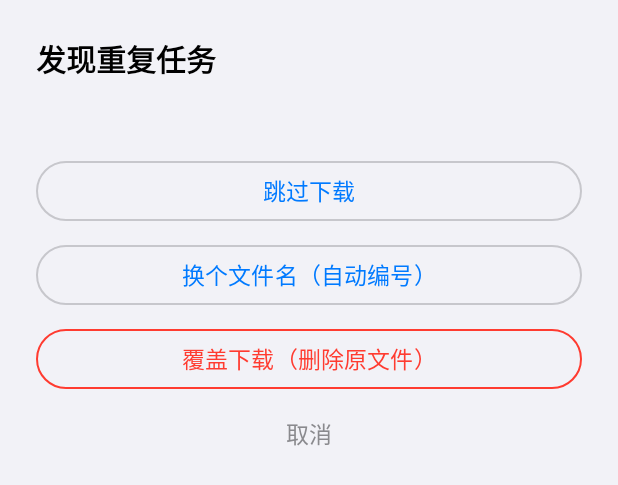
After one commit to asd299/mdm, an Android app: the layout dialog_conflict.xml on its own in the app's theme, with its tools: preview values and no code run, on a phone screen of 412 x 824 dp. The commit adds this screen. Shown: the top 485 px of the screen. Run offline under Robolectric (Android 15) with nearby library versions, the phone set to English and light mode, and no system bars.

Commit message:
feat: 冲突选择改用自定义弹窗
- setItems 在 Material 主题下按钮区高度不可控、长文案会被截断，改为独立布局：
  标题 + 冲突详情 + 跳过下载 / 换个文件名 / 覆盖下载（红色危险色）+ 取消，按钮高度自适应
- 覆盖下载文案精简为「覆盖下载（删除原文件）」，避免换行裁切
- 取消按钮使用本地化文案「取消」，不再出现英文 Cancel
- ScreenshotTest 增加冲突弹窗渲染，按内容高度出图

```diff
--- /dev/null
+++ b/app/src/main/res/layout/dialog_conflict.xml
@@ -0,0 +1,76 @@
+<?xml version="1.0" encoding="utf-8"?>
+<LinearLayout xmlns:android="http://schemas.android.com/apk/res/android"
+    xmlns:app="http://schemas.android.com/apk/res-auto"
+    android:layout_width="match_parent"
+    android:layout_height="wrap_content"
+    android:orientation="vertical"
+    android:paddingStart="24dp"
+    android:paddingTop="24dp"
+    android:paddingEnd="24dp"
+    android:paddingBottom="12dp">
+
+    <TextView
+        android:id="@+id/tvConflictTitle"
+        android:layout_width="match_parent"
+        android:layout_height="wrap_content"
+        android:text="@string/conflict_title"
+        android:textColor="@color/ios_label"
+        android:textSize="20sp"
+        android:textStyle="bold" />
+
+    <TextView
+        android:id="@+id/tvConflictMsg"
+        android:layout_width="match_parent"
+        android:layout_height="wrap_content"
+        android:layout_marginTop="10dp"
+        android:lineSpacingExtra="4dp"
+        android:textColor="@color/ios_label_2"
+        android:textSize="14sp" />
+
+    <com.google.android.material.button.MaterialButton
+        android:id="@+id/btnSkip"
+        style="?attr/materialButtonOutlinedStyle"
+        android:layout_width="match_parent"
+        android:layout_height="wrap_content"
+        android:minHeight="48dp"
+        android:layout_marginTop="20dp"
+        android:text="@string/conflict_skip"
+        android:textAllCaps="false"
+        android:textSize="15sp" />
+
+    <com.google.android.material.button.MaterialButton
+        android:id="@+id/btnRename"
+        style="?attr/materialButtonOutlinedStyle"
+        android:layout_width="match_parent"
+        android:layout_height="wrap_content"
+        android:minHeight="48dp"
+        android:layout_marginTop="8dp"
+        android:text="@string/conflict_rename"
+        android:textAllCaps="false"
+        android:textSize="15sp" />
+
+    <com.google.android.material.button.MaterialButton
+        android:id="@+id/btnOverwrite"
+        style="?attr/materialButtonOutlinedStyle"
+        android:layout_width="match_parent"
+        android:layout_height="wrap_content"
+        android:minHeight="48dp"
+        android:layout_marginTop="8dp"
+        android:text="@string/conflict_overwrite"
+        android:textAllCaps="false"
+        android:textColor="@color/status_failed"
+        android:textSize="15sp"
+        app:strokeColor="@color/status_failed" />
+
+    <com.google.android.material.button.MaterialButton
+        android:id="@+id/btnCancelConflict"
+        style="@style/Widget.Material3.Button.TextButton"
+        android:layout_width="match_parent"
+        android:layout_height="wrap_content"
+        android:minHeight="44dp"
+        android:layout_marginTop="4dp"
+        android:text="@string/conflict_cancel"
+        android:textAllCaps="false"
+        android:textColor="@color/ios_label_2"
+        android:textSize="15sp" />
+</LinearLayout>
--- a/app/src/main/res/values/strings.xml
+++ b/app/src/main/res/values/strings.xml
@@ -197,7 +197,8 @@
     <string name="conflict_file_on_disk">保存目录中已存在同名文件：%1$s</string>
     <string name="conflict_skip">跳过下载</string>
     <string name="conflict_rename">换个文件名（自动编号）</string>
-    <string name="conflict_overwrite">覆盖下载（删除原文件后重新下载）</string>
+    <string name="conflict_overwrite">覆盖下载（删除原文件）</string>
+    <string name="conflict_cancel">取消</string>
     <string name="conflict_skipped">已跳过，未添加任务</string>
     <string name="add_started">已开始下载</string>
     <string name="add_queued">已添加到队列</string>
```
Also changed, not shown: app/src/main/java/com/misterdownloadmanager/mobile/AddCoordinator.kt (+18 -17 lines), 1 other file.
